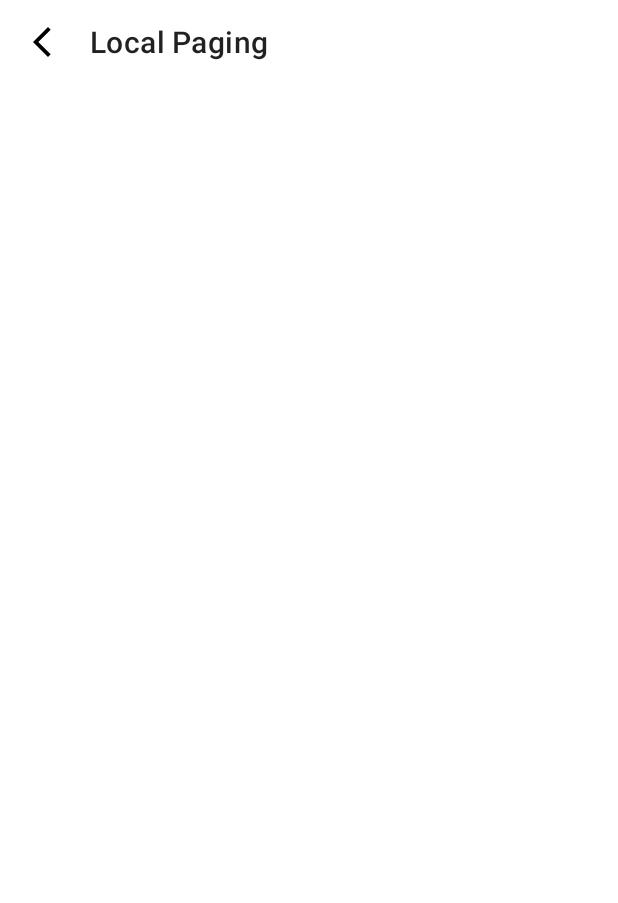
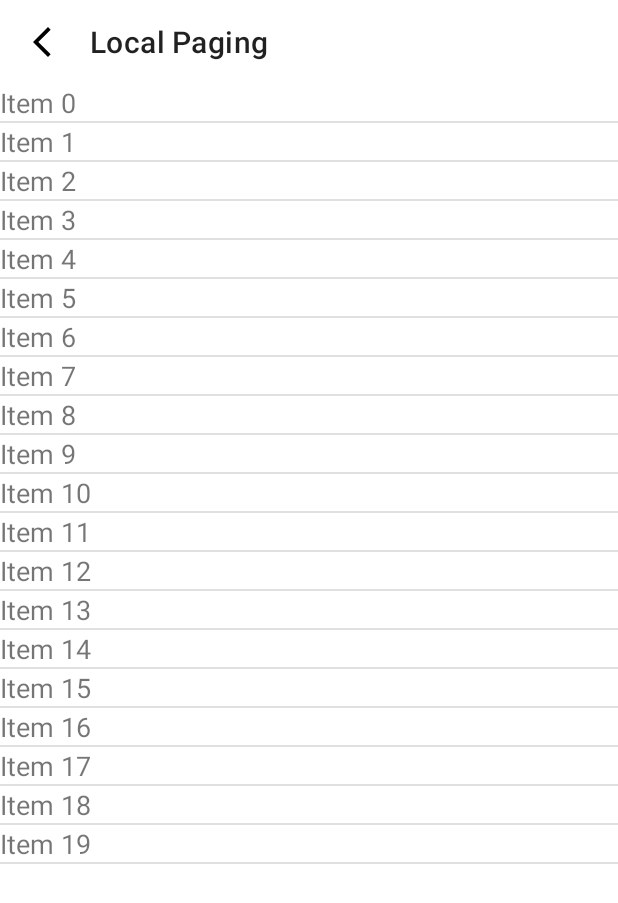
Before and after one commit to JaesungLeee/android-practice, an Android app: the LocalTestFragment screen opened through its navigation route, on a phone screen of 412 x 824 dp. Before the commit the part shown is almost empty. Shown: the top 903 px of the screen. Run offline under Robolectric (Android 15) with nearby library versions, the phone set to English and light mode, and no system bars; our stand-ins replace Room's generated code, Timber, data binding, paging.

Commit message:
#1 Paging+Room 테스트

```diff
--- a/PagingDemo/app/build.gradle
+++ b/PagingDemo/app/build.gradle
@@ -47,8 +47,8 @@ dependencies {
 
 
     // Coroutine
-    implementation "org.jetbrains.kotlinx:kotlinx-coroutines-core:1.6.4"
-    implementation "org.jetbrains.kotlinx:kotlinx-coroutines-android:1.6.4"
+    implementation "org.jetbrains.kotlinx:kotlinx-coroutines-core:1.6.1"
+    implementation "org.jetbrains.kotlinx:kotlinx-coroutines-android:1.6.1"
 
     // Navigation
     implementation "androidx.navigation:navigation-fragment-ktx:2.5.2"
@@ -60,6 +60,7 @@ dependencies {
 
     // Room
     implementation "androidx.room:room-runtime:2.4.3"
+    implementation "androidx.room:room-ktx:2.4.3"
     kapt "androidx.room:room-compiler:2.4.3"
 
     // Paging
--- /dev/null
+++ b/PagingDemo/app/src/main/java/jaesung/practice/pagingdemo/data/localtest/database/LocalTestDao.kt
@@ -0,0 +1,17 @@
+package jaesung.practice.pagingdemo.data.localtest.database
+
+import androidx.room.Dao
+import androidx.room.Insert
+import androidx.room.OnConflictStrategy
+import androidx.room.Query
+import jaesung.practice.pagingdemo.data.localtest.model.Item
+
+@Dao
+interface LocalTestDao {
+
+    @Query("SELECT * FROM items ORDER BY id ASC LIMIT :limit OFFSET :offset")
+    suspend fun getPaginationList(limit: Int, offset: Int): List<Item>
+
+    @Insert(onConflict = OnConflictStrategy.REPLACE)
+    suspend fun insert(item: Item): Long
+}
--- /dev/null
+++ b/PagingDemo/app/src/main/java/jaesung/practice/pagingdemo/data/localtest/model/Item.kt
@@ -0,0 +1,10 @@
+package jaesung.practice.pagingdemo.data.localtest.model
+
+import androidx.room.Entity
+import androidx.room.PrimaryKey
+
+@Entity(tableName = "items")
+data class Item(
+    @PrimaryKey(autoGenerate = true) val id: Int = 0,
+    val name: String
+)
--- /dev/null
+++ b/PagingDemo/app/src/main/java/jaesung/practice/pagingdemo/data/localtest/paging/LocalPagingSource.kt
@@ -0,0 +1,41 @@
+package jaesung.practice.pagingdemo.data.localtest.paging
+
+import androidx.paging.PagingSource
+import androidx.paging.PagingState
+import jaesung.practice.pagingdemo.data.localtest.database.LocalTestDao
+import jaesung.practice.pagingdemo.data.localtest.model.Item
+import kotlinx.coroutines.delay
+import timber.log.Timber
+import java.lang.Exception
+
+class LocalPagingSource(
+    private val localDao: LocalTestDao
+) : PagingSource<Int, Item>() {
+    override fun getRefreshKey(state: PagingState<Int, Item>): Int? {
+        return state.anchorPosition?.let { anchorPosition ->
+            val anchorPage = state.closestPageToPosition(anchorPosition)
+            anchorPage?.prevKey?.plus(1) ?: anchorPage?.nextKey?.minus(1)
+        }
+    }
+
+    override suspend fun load(params: LoadParams<Int>): LoadResult<Int, Item> {
+        val page = params.key ?: 0
+
+        return try {
+            val entity = localDao.getPaginationList(params.loadSize, page * params.loadSize)
+
+            Timber.e("${params.loadSize} / ${params.key}")
+            Timber.e("$entity")
+            if (page != 0) delay(1000L)
+
+            LoadResult.Page(
+                data = entity,
+                prevKey = if (page == 0) null else page - 1,
+                nextKey = if (entity.isEmpty()) null else page + 1
+            )
+        } catch (e: Exception) {
+            e.printStackTrace()
+            LoadResult.Error(e)
+        }
+    }
+}
--- /dev/null
+++ b/PagingDemo/app/src/main/java/jaesung/practice/pagingdemo/data/localtest/repository/LocalTestRepository.kt
@@ -0,0 +1,10 @@
+package jaesung.practice.pagingdemo.data.localtest.repository
+
+import jaesung.practice.pagingdemo.data.localtest.database.LocalTestDao
+import jaesung.practice.pagingdemo.data.localtest.paging.LocalPagingSource
+
+class LocalTestRepository(private val dao: LocalTestDao) {
+
+    fun getPagedList() = LocalPagingSource(dao)
+
+}
--- a/PagingDemo/app/src/main/java/jaesung/practice/pagingdemo/presentation/basic/BasicFragment.kt
+++ b/PagingDemo/app/src/main/java/jaesung/practice/pagingdemo/presentation/basic/BasicFragment.kt
@@ -22,7 +22,7 @@ import timber.log.Timber
 
 class BasicFragment : BaseFragment<FragmentBasicBinding>(R.layout.fragment_basic) {
 
-    private val viewModel: BasicViewModel by viewModels { ViewModelFactory() }
+    private val viewModel: BasicViewModel by viewModels { ViewModelFactory(requireContext()) }
 //    private val articleAdapter by lazy { ArticleAdapter() }
     private val pagingAdapter by lazy { BasicPagingAdapter() }
 
--- a/PagingDemo/app/src/main/java/jaesung/practice/pagingdemo/presentation/localtest/LocalTestFragment.kt
+++ b/PagingDemo/app/src/main/java/jaesung/practice/pagingdemo/presentation/localtest/LocalTestFragment.kt
@@ -3,20 +3,47 @@ package jaesung.practice.pagingdemo.presentation.localtest
 import android.os.Bundle
 import android.view.View
 import androidx.fragment.app.viewModels
+import androidx.lifecycle.Lifecycle
+import androidx.lifecycle.lifecycleScope
+import androidx.lifecycle.repeatOnLifecycle
 import androidx.navigation.fragment.findNavController
+import androidx.recyclerview.widget.DividerItemDecoration
 import jaesung.practice.pagingdemo.R
 import jaesung.practice.pagingdemo.databinding.FragmentLocalTestBinding
 import jaesung.practice.pagingdemo.util.BaseFragment
 import jaesung.practice.pagingdemo.util.ViewModelFactory
+import kotlinx.coroutines.flow.collectLatest
+import kotlinx.coroutines.launch
 
 class LocalTestFragment : BaseFragment<FragmentLocalTestBinding>(R.layout.fragment_local_test){
 
-    private val viewModel: LocalViewModel by viewModels { ViewModelFactory() }
+    private val viewModel: LocalViewModel by viewModels { ViewModelFactory(requireContext()) }
 
+    private val pagingAdapter: LocalTestPagingAdapter by lazy { LocalTestPagingAdapter() }
     override fun onViewCreated(view: View, savedInstanceState: Bundle?) {
         super.onViewCreated(view, savedInstanceState)
 
         bindViews()
+        initRecyclerView()
+        observe()
+    }
+
+    private fun observe() {
+        viewLifecycleOwner.lifecycleScope.launch {
+            viewLifecycleOwner.repeatOnLifecycle(Lifecycle.State.STARTED) {
+                viewModel.pagedData.collectLatest {
+                    pagingAdapter.submitData(it)
+                }
+            }
+        }
+    }
+
+    private fun initRecyclerView() {
+        binding.rvLocalTest.apply {
+            adapter = pagingAdapter
+            val decoration = DividerItemDecoration(context, DividerItemDecoration.VERTICAL)
+            addItemDecoration(decoration)
+        }
     }
 
     private fun bindViews() = with(binding) {
@@ -24,4 +51,6 @@ class LocalTestFragment : BaseFragment<FragmentLocalTestBinding>(R.layout.fragme
             findNavController().navigateUp()
         }
     }
+
+
 }
--- /dev/null
+++ b/PagingDemo/app/src/main/java/jaesung/practice/pagingdemo/presentation/localtest/LocalTestPagingAdapter.kt
@@ -0,0 +1,47 @@
+package jaesung.practice.pagingdemo.presentation.localtest
+
+import android.view.LayoutInflater
+import android.view.ViewGroup
+import androidx.paging.PagingDataAdapter
+import androidx.recyclerview.widget.DiffUtil
+import androidx.recyclerview.widget.RecyclerView
+import jaesung.practice.pagingdemo.data.localtest.model.Item
+import jaesung.practice.pagingdemo.databinding.ItemLocalTestBinding
+
+class LocalTestPagingAdapter : PagingDataAdapter<Item, LocalTestPagingAdapter.PagingViewHolder>(
+    DIFF_CALLBACK
+) {
+
+    override fun onCreateViewHolder(parent: ViewGroup, viewType: Int): PagingViewHolder {
+        val inflater = LayoutInflater.from(parent.context)
+        val binding = ItemLocalTestBinding.inflate(inflater, parent, false)
+        return PagingViewHolder(binding)
+    }
+
+    override fun onBindViewHolder(holder: PagingViewHolder, position: Int) {
+        val item = getItem(position)
+        item?.let {
+            holder.bind(item)
+        }
+    }
+
+    class PagingViewHolder(private val binding: ItemLocalTestBinding) :
+        RecyclerView.ViewHolder(binding.root) {
+        fun bind(item: Item) {
+            binding.item = item
+            binding.executePendingBindings()
+        }
+    }
+
+    companion object {
+        private val DIFF_CALLBACK = object : DiffUtil.ItemCallback<Item>() {
+            override fun areItemsTheSame(oldItem: Item, newItem: Item): Boolean {
+                return oldItem.id == newItem.id
+            }
+
+            override fun areContentsTheSame(oldItem: Item, newItem: Item): Boolean {
+                return oldItem == newItem
+            }
+        }
+    }
+}
--- a/PagingDemo/app/src/main/java/jaesung/practice/pagingdemo/presentation/localtest/LocalViewModel.kt
+++ b/PagingDemo/app/src/main/java/jaesung/practice/pagingdemo/presentation/localtest/LocalViewModel.kt
@@ -1,8 +1,21 @@
 package jaesung.practice.pagingdemo.presentation.localtest
 
 import androidx.lifecycle.ViewModel
+import androidx.lifecycle.viewModelScope
+import androidx.paging.Pager
+import androidx.paging.PagingConfig
+import androidx.paging.cachedIn
+import jaesung.practice.pagingdemo.data.localtest.repository.LocalTestRepository
 
-class LocalViewModel : ViewModel() {
+class LocalViewModel(private val repository: LocalTestRepository) : ViewModel() {
 
+    val pagedData = Pager(
+        config = PagingConfig(
+            pageSize = 20,
+            enablePlaceholders = true,
+            initialLoadSize = 20
+        ),
+        pagingSourceFactory = { repository.getPagedList() }
+    ).flow.cachedIn(viewModelScope)
 
 }
--- a/PagingDemo/app/src/main/java/jaesung/practice/pagingdemo/presentation/remotetest/RemoteTestFragment.kt
+++ b/PagingDemo/app/src/main/java/jaesung/practice/pagingdemo/presentation/remotetest/RemoteTestFragment.kt
@@ -11,7 +11,7 @@ import jaesung.practice.pagingdemo.util.ViewModelFactory
 
 class RemoteTestFragment : BaseFragment<FragmentRemoteTestBinding>(R.layout.fragment_remote_test) {
 
-    private val viewModel: RemoteViewModel by viewModels { ViewModelFactory() }
+    private val viewModel: RemoteViewModel by viewModels { ViewModelFactory(requireContext()) }
 
     override fun onViewCreated(view: View, savedInstanceState: Bundle?) {
         super.onViewCreated(view, savedInstanceState)
--- a/PagingDemo/app/src/main/java/jaesung/practice/pagingdemo/util/ViewModelFactory.kt
+++ b/PagingDemo/app/src/main/java/jaesung/practice/pagingdemo/util/ViewModelFactory.kt
@@ -1,18 +1,22 @@
 package jaesung.practice.pagingdemo.util
 
+import android.content.Context
 import androidx.lifecycle.ViewModel
 import androidx.lifecycle.ViewModelProvider
 import androidx.lifecycle.viewmodel.CreationExtras
 import jaesung.practice.pagingdemo.data.basic.repository.ArticleRepository
+import jaesung.practice.pagingdemo.data.localtest.repository.LocalTestRepository
 import jaesung.practice.pagingdemo.presentation.basic.BasicViewModel
 import jaesung.practice.pagingdemo.presentation.localtest.LocalViewModel
 import jaesung.practice.pagingdemo.presentation.remotetest.RemoteViewModel
 
-class ViewModelFactory : ViewModelProvider.Factory {
+class ViewModelFactory(private val context: Context) : ViewModelProvider.Factory {
     override fun <T : ViewModel> create(modelClass: Class<T>, extras: CreationExtras): T {
         return when {
             modelClass.isAssignableFrom(LocalViewModel::class.java) -> {
-                LocalViewModel() as T
+                val dao = ServiceLocator.provideDatabase(context.applicationContext).localTestDao()
+                val repository = LocalTestRepository(dao)
+                LocalViewModel(repository) as T
             }
             modelClass.isAssignableFrom(RemoteViewModel::class.java) -> {
                 RemoteViewModel() as T
--- a/PagingDemo/app/src/main/res/layout/fragment_local_test.xml
+++ b/PagingDemo/app/src/main/res/layout/fragment_local_test.xml
@@ -21,5 +21,15 @@
             app:navigationIcon="@drawable/ic_back_24"
             app:title="Local Paging" />
 
+        <androidx.recyclerview.widget.RecyclerView
+            android:id="@+id/rv_local_test"
+            android:layout_width="0dp"
+            android:layout_height="0dp"
+            app:layoutManager="androidx.recyclerview.widget.LinearLayoutManager"
+            app:layout_constraintBottom_toBottomOf="parent"
+            app:layout_constraintEnd_toEndOf="parent"
+            app:layout_constraintStart_toStartOf="parent"
+            app:layout_constraintTop_toBottomOf="@id/tb_local" />
+
     </androidx.constraintlayout.widget.ConstraintLayout>
 </layout>
--- /dev/null
+++ b/PagingDemo/app/src/main/res/layout/item_local_test.xml
@@ -0,0 +1,27 @@
+<?xml version="1.0" encoding="utf-8"?>
+<layout xmlns:android="http://schemas.android.com/apk/res/android"
+    xmlns:app="http://schemas.android.com/apk/res-auto">
+
+    <data>
+        <variable
+            name="item"
+            type="jaesung.practice.pagingdemo.data.localtest.model.Item" />
+
+    </data>
+
+    <androidx.constraintlayout.widget.ConstraintLayout
+        android:layout_width="match_parent"
+        android:layout_height="wrap_content">
+
+        <TextView
+            android:id="@+id/tv_item"
+            android:layout_width="0dp"
+            android:layout_height="wrap_content"
+            android:textSize="18sp"
+            android:text="@{item.name}"
+            app:layout_constraintEnd_toEndOf="parent"
+            app:layout_constraintStart_toStartOf="parent"
+            app:layout_constraintTop_toTopOf="parent" />
+
+    </androidx.constraintlayout.widget.ConstraintLayout>
+</layout>
```
Also changed, not shown: PagingDemo/app/src/main/java/jaesung/practice/pagingdemo/data/localtest/database/LocalTestDatabase.kt (added, +11 -0 lines), PagingDemo/app/src/main/java/jaesung/practice/pagingdemo/util/ServiceLocator.kt (added, +40 -0 lines).
